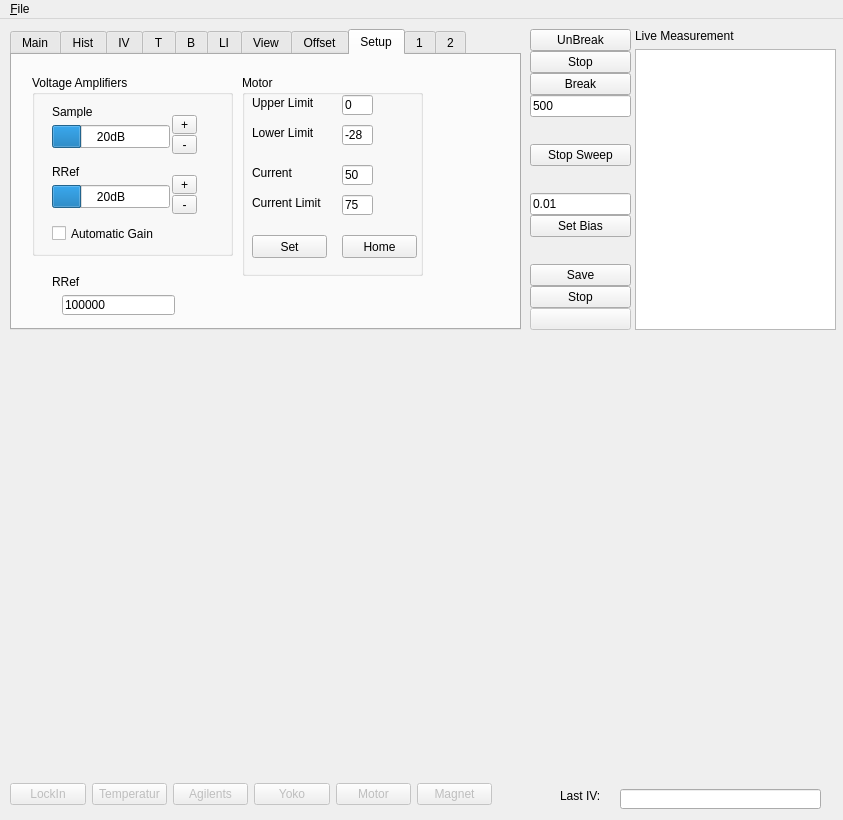
Above: gui_andreev.ui from konchris/andreev before the change. Below: the same form after it.
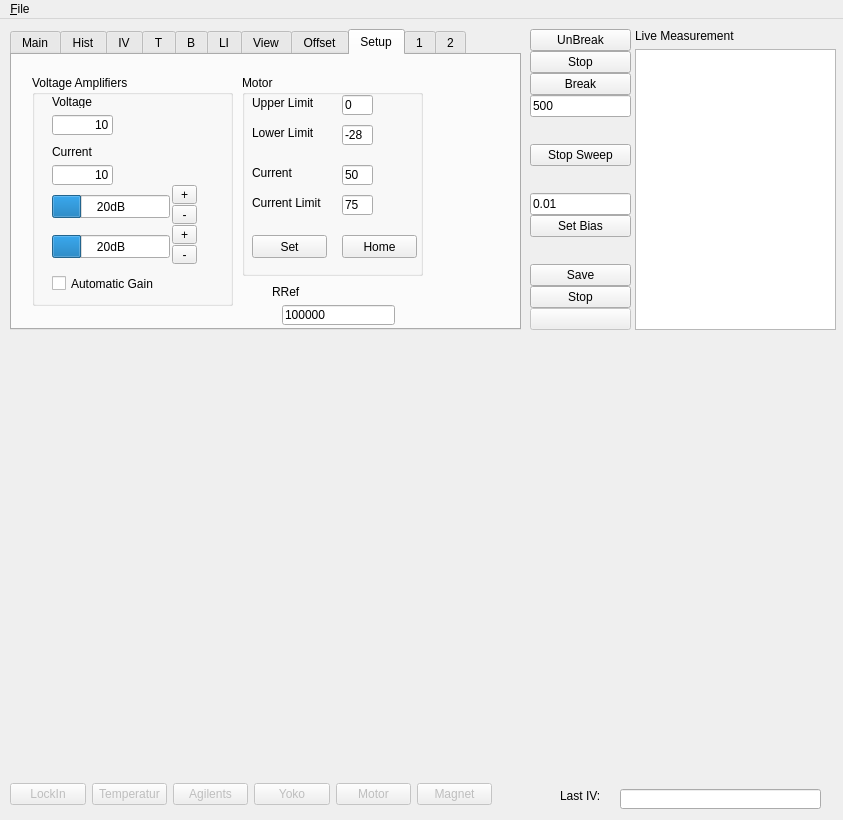
That is the form after the change. The open tabs and pages were chosen to show the change. Custom widgets are drawn as their Qt base class.

```diff
--- a/gui_andreev.ui
+++ b/gui_andreev.ui
@@ -1952,7 +1952,7 @@
            <x>20</x>
            <y>20</y>
            <width>201</width>
-           <height>181</height>
+           <height>231</height>
           </rect>
          </property>
          <property name="title">
@@ -1962,7 +1962,7 @@
           <property name="geometry">
            <rect>
             <x>20</x>
-            <y>50</y>
+            <y>120</y>
             <width>118</width>
             <height>23</height>
            </rect>
@@ -1984,7 +1984,7 @@
           <property name="geometry">
            <rect>
             <x>20</x>
-            <y>110</y>
+            <y>160</y>
             <width>118</width>
             <height>23</height>
            </rect>
@@ -2006,33 +2006,33 @@
           <property name="geometry">
            <rect>
             <x>20</x>
-            <y>30</y>
+            <y>20</y>
             <width>46</width>
             <height>13</height>
            </rect>
           </property>
           <property name="text">
-           <string>Sample</string>
+           <string>Voltage</string>
           </property>
          </widget>
          <widget class="QLabel" name="label_33">
           <property name="geometry">
            <rect>
             <x>20</x>
-            <y>90</y>
+            <y>70</y>
             <width>46</width>
             <height>13</height>
            </rect>
           </property>
           <property name="text">
-           <string>RRef</string>
+           <string>Current</string>
           </property>
          </widget>
          <widget class="QToolButton" name="btnChAUp">
           <property name="geometry">
            <rect>
             <x>140</x>
-            <y>40</y>
+            <y>110</y>
             <width>25</width>
             <height>19</height>
            </rect>
@@ -2045,7 +2045,7 @@
           <property name="geometry">
            <rect>
             <x>140</x>
-            <y>60</y>
+            <y>130</y>
             <width>25</width>
             <height>19</height>
            </rect>
@@ -2058,7 +2058,7 @@
           <property name="geometry">
            <rect>
             <x>140</x>
-            <y>120</y>
+            <y>170</y>
             <width>25</width>
             <height>19</height>
            </rect>
@@ -2071,20 +2071,20 @@
           <property name="geometry">
            <rect>
             <x>140</x>
-            <y>100</y>
-            <width>25</width>
-            <height>19</height>
-           </rect>
-          </property>
-          <property name="text">
-           <string>+</string>
-          </property>
-         </widget>
-         <widget class="QCheckBox" name="checkAutomaticGain">
-          <property name="geometry">
-           <rect>
-            <x>20</x>
             <y>150</y>
+            <width>25</width>
+            <height>19</height>
+           </rect>
+          </property>
+          <property name="text">
+           <string>+</string>
+          </property>
+         </widget>
+         <widget class="QCheckBox" name="checkAutomaticGain">
+          <property name="geometry">
+           <rect>
+            <x>20</x>
+            <y>200</y>
             <width>131</width>
             <height>17</height>
            </rect>
@@ -2096,6 +2096,38 @@
            <bool>false</bool>
           </property>
          </widget>
+         <widget class="QLineEdit" name="editFactorVoltage">
+          <property name="geometry">
+           <rect>
+            <x>20</x>
+            <y>40</y>
+            <width>61</width>
+            <height>20</height>
+           </rect>
+          </property>
+          <property name="text">
+           <string>10</string>
+          </property>
+          <property name="alignment">
+           <set>Qt::AlignRight|Qt::AlignTrailing|Qt::AlignVCenter</set>
+          </property>
+         </widget>
+         <widget class="QLineEdit" name="editFactorCurrent">
+          <property name="geometry">
+           <rect>
+            <x>20</x>
+            <y>90</y>
+            <width>61</width>
+            <height>20</height>
+           </rect>
+          </property>
+          <property name="text">
+           <string>10</string>
+          </property>
+          <property name="alignment">
+           <set>Qt::AlignRight|Qt::AlignTrailing|Qt::AlignVCenter</set>
+          </property>
+         </widget>
         </widget>
         <widget class="QGroupBox" name="groupBox_2">
          <property name="geometry">
@@ -2243,8 +2275,8 @@
         <widget class="QLineEdit" name="editRRef">
          <property name="geometry">
           <rect>
-           <x>50</x>
-           <y>240</y>
+           <x>270</x>
+           <y>250</y>
            <width>113</width>
            <height>20</height>
           </rect>
@@ -2256,8 +2288,8 @@
         <widget class="QLabel" name="label_57">
          <property name="geometry">
           <rect>
-           <x>40</x>
-           <y>220</y>
+           <x>260</x>
+           <y>230</y>
            <width>46</width>
            <height>13</height>
           </rect>
```
Left out of the diff: 2 changed lines with no effect on the pictures.
